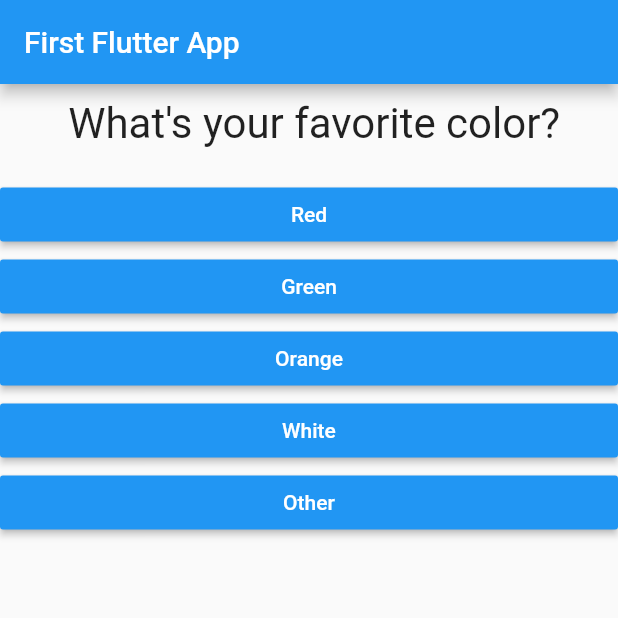
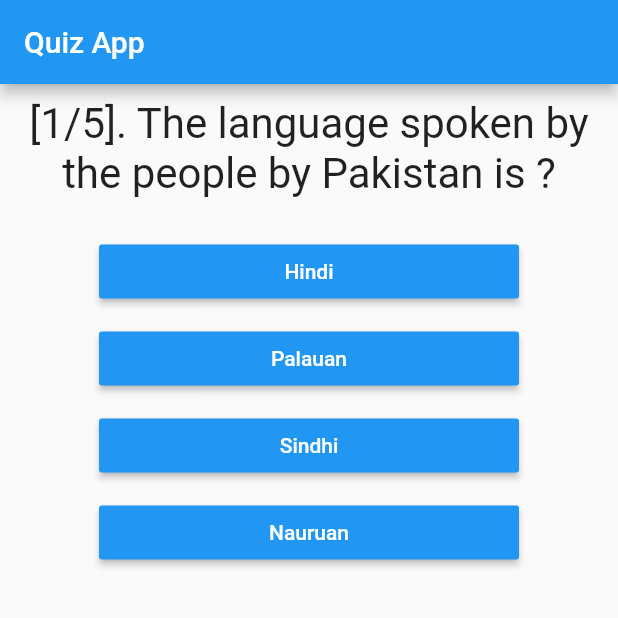
Before and after one commit to satyamgarg/Flutter, a Flutter app: the screen it shows after launch, on a phone screen of 412 x 824 dp, the top half of it. Run offline on Flutter 3.47's test engine with Material 2 defaults, Android fonts, the phone set to English and light mode, and no system bars.

Commit message:
Added score board

```diff
--- a/quiz_app/lib/answer.dart
+++ b/quiz_app/lib/answer.dart
@@ -8,7 +8,8 @@ class Answer extends StatelessWidget {
   @override
   Widget build(BuildContext context) {
     return Container(
-      width: double.infinity,
+      width: 280,
+      margin: EdgeInsets.all(5),
       child: RaisedButton(
         color: Colors.blue,
         child: Text(answerText),
--- a/quiz_app/lib/main.dart
+++ b/quiz_app/lib/main.dart
@@ -1,4 +1,5 @@
 import 'package:flutter/material.dart';
+
 import './quiz.dart';
 import './result.dart';
 
@@ -12,27 +13,73 @@ class QuizApp extends StatefulWidget {
 }
 
 class _QuizAppState extends State<QuizApp> {
-  var _index = 0;
-
   //Reference and Value will never get changed
   final _questions = const [
     {
-      'questionText': ' What\'s your favorite color?',
-      'answers': ['Red', 'Green', 'Orange', 'White', 'Other']
+      'questionText':
+          '[1/5]. The language spoken by the people by Pakistan is ?',
+      'answers': [
+        {'text': 'Hindi', 'score': 0},
+        {'text': 'Palauan', 'score': 0},
+        {'text': 'Sindhi', 'score': 10},
+        {'text': 'Nauruan', 'score': 0},
+      ]
     },
     {
-      'questionText': 'What\'s your favorite animal?',
-      'answers': ['Tiger', 'Lion', 'Other']
+      'questionText': '[2/5]. The World Largest desert is ?',
+      'answers': [
+        {'text': 'Thar', 'score': 0},
+        {'text': 'Sahara', 'score': 10},
+        {'text': 'Kalahari', 'score': 0},
+        {'text': 'Sonoran', 'score': 0},
+      ]
     },
     {
-      'questionText': 'What\'s your favorite instructor?',
-      'answers': ['Satyam', 'Shantanu', 'Rohit', 'Pravin']
+      'questionText':
+          '[3/5]. Country that has the highest in Barley Production ?',
+      'answers': [
+        {'text': 'China', 'score': 0},
+        {'text': 'India', 'score': 0},
+        {'text': 'Russia', 'score': 10},
+        {'text': 'France', 'score': 0},
+      ]
+    },
+    {
+      'questionText':
+          '[4/5]. The metal whose salts are sensitive to light is ?',
+      'answers': [
+        {'text': 'Silver', 'score': 10},
+        {'text': 'Zinc', 'score': 0},
+        {'text': 'Copper', 'score': 0},
+        {'text': 'Aluminium', 'score': 0},
+      ]
+    },
+    {
+      'questionText':
+          '[5/5]. The Central Rice Research Station is situated in ?',
+      'answers': [
+        {'text': 'Chennai', 'score': 0},
+        {'text': 'Bangalore', 'score': 0},
+        {'text': 'Quilon', 'score': 0},
+        {'text': 'Cuttack', 'score': 10},
+      ]
     },
   ];
 
-  void _answerQuestion() {
+  var _index = 0;
+  var _totalScore = 0;
+
+  void _resetQuiz() {
     setState(() {
-      _index = _index + 1;
+      _index = 0;
+      _totalScore = 0;
+    });
+  }
+
+  void _answerQuestion(int score) {
+    _totalScore += score;
+    setState(() {
+      _index += 1;
     });
     print(_index);
   }
@@ -42,7 +89,7 @@ class _QuizAppState extends State<QuizApp> {
     return MaterialApp(
       home: Scaffold(
         appBar: AppBar(
-          title: Text('First Flutter App'),
+          title: Text('Quiz App'),
         ),
         body: _index < _questions.length
             ? Quiz(
@@ -50,7 +97,7 @@ class _QuizAppState extends State<QuizApp> {
                 questionIndex: _index,
                 questions: _questions,
               )
-            : Result(),
+            : Result(_totalScore, _resetQuiz),
       ),
     );
   }
--- a/quiz_app/lib/quiz.dart
+++ b/quiz_app/lib/quiz.dart
@@ -17,8 +17,8 @@ class Quiz extends StatelessWidget {
     return Column(
       children: [
         Question(questions[questionIndex]['questionText']),
-        ...(questions[questionIndex]['answers'] as List<String>).map((answer) {
-          return Answer(answerQuestion, answer);
+        ...(questions[questionIndex]['answers'] as List<Map<String, Object>>).map((answer) {
+          return Answer(() => answerQuestion(answer['score']), answer['text']);
         }).toList()
       ],
     );
```
Also changed, not shown: quiz_app/lib/result.dart (+41 -4 lines).
